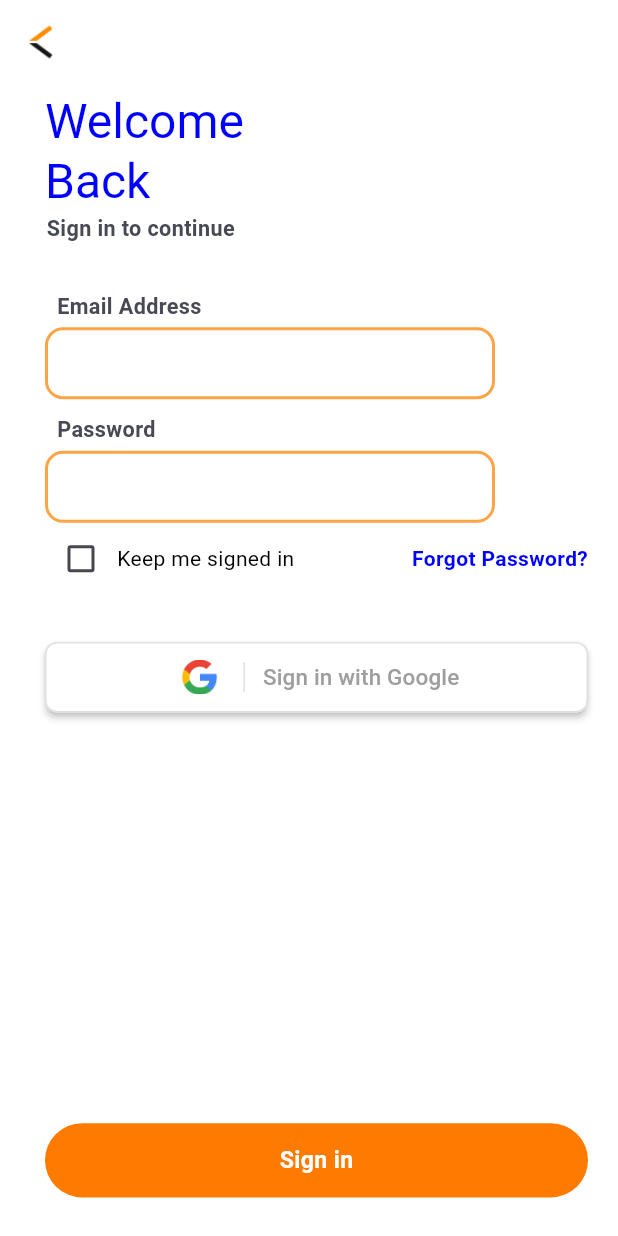
After one commit to AlphaCode-Dev/Betuptip-Mobile-App, a Flutter app: the LoginView screen opened by its route, on a phone screen of 412 x 824 dp. The commit adds this screen. Run offline on Flutter 3.47's test engine with Material 3 defaults, Android fonts, the light colour scheme and no system bars; our stand-ins replace flutter_screenutil, flutter_svg, stacked, stacked_services, stacked_shared.

Commit message:
User Login

```diff
--- a/lib/app/app.dart
+++ b/lib/app/app.dart
@@ -5,6 +5,7 @@ import 'package:betuptip/ui/views/startup/startup_view.dart';
 import 'package:stacked/stacked_annotations.dart';
 import 'package:stacked_services/stacked_services.dart';
 import 'package:betuptip/ui/views/register/register_view.dart';
+import 'package:betuptip/ui/views/login/login_view.dart';
 // @stacked-import
 
 @StackedApp(
@@ -12,6 +13,7 @@ import 'package:betuptip/ui/views/register/register_view.dart';
     MaterialRoute(page: HomeView),
     MaterialRoute(page: StartupView),
     MaterialRoute(page: RegisterView),
+    MaterialRoute(page: LoginView),
 // @stacked-route
   ],
   dependencies: [
--- /dev/null
+++ b/lib/ui/views/login/login_view.dart
@@ -0,0 +1,213 @@
+import 'package:betuptip/generated/l10n.dart';
+import 'package:betuptip/ui/common/app_colors.dart';
+import 'package:betuptip/ui/extenstions/app_typography.dart';
+import 'package:betuptip/ui/views/login/login_view.form.dart';
+import 'package:betuptip/ui/widgets/common/betuptip_textfield.dart';
+import 'package:betuptip/ui/widgets/common/custom_back_button.dart';
+import 'package:betuptip/ui/widgets/common/signupwithgoogle.dart';
+import 'package:betuptip/ui/widgets/primary_button.dart';
+import 'package:flutter/foundation.dart';
+import 'package:flutter/material.dart';
+import 'package:flutter_screenutil/flutter_screenutil.dart';
+import 'package:stacked/stacked.dart';
+import 'package:stacked/stacked_annotations.dart';
+
+import 'login_viewmodel.dart';
+
+@FormView(fields: [
+  FormTextField(name: 'loginemail'),
+  FormTextField(name: 'enterpassord')
+])
+class LoginView extends StackedView<LoginViewModel> with $LoginView{
+  const LoginView({Key? key}) : super(key: key);
+
+  final bool _isChecked = false;
+
+  @override
+  Widget builder(
+    BuildContext context,
+    LoginViewModel viewModel,
+    Widget? child,
+  ) {
+    ThemeData theme = Theme.of(context);
+    // Palette? palette = theme.extension<Palette>();
+    AppTypography? appTypography = theme.extension<AppTypography>();
+    return Scaffold(
+      backgroundColor: Theme.of(context).colorScheme.onPrimary,
+      appBar: AppBar(
+        backgroundColor: AppColors.kcVeryWhiteSmoke,
+        leading: BkButton(
+          onPressed: viewModel.navigateBack,
+        ),
+      ),
+      body: SafeArea(
+        child: Padding(
+          padding: const EdgeInsets.only(left: 30, right: 20),
+          child: Form(
+            key: viewModel.formKey,
+            child: Column(
+              crossAxisAlignment: CrossAxisAlignment.start,
+              children: [
+                SizedBox(
+                  height: 5.h,
+                ),
+                Text(
+                  S.of(context).Welcome_Back,
+                  style: theme.textTheme.headlineLarge?.apply(
+                    color: AppColors.kcMainBlue,
+                    //fontStyle: 300
+                  ),
+                ),
+                SizedBox(
+                  height: 1.h,
+                ),
+                Padding(
+                  padding: const EdgeInsets.only(left: 1),
+                  child: Text(
+                    S.of(context).Welcome_sub,
+                    style: appTypography?.paragraphSmall?.copyWith(
+                      color: AppColors.kcMediumGrey,
+                    ),
+                  ),
+                ),
+                SizedBox(height: 20.h),
+                Expanded(
+                  child: ListView(
+                    children: [
+                      SizedBox(
+                        height: 10.h,
+                      ),
+                      Column(
+                        crossAxisAlignment: CrossAxisAlignment.start,
+                        children: [
+                          Padding(
+                            padding: const EdgeInsets.only(left: 8),
+                            child: Text(
+                              S.of(context).login_email,
+                              style: appTypography?.paragraphSmall?.copyWith(
+                                color: AppColors.kcMediumGrey,
+                              ),
+                            ),
+                          ),
+                          SizedBox(
+                            height: 3.h,
+                          ),
+                          BetuptipTextField(
+                            controller: TextEditingController(),
+                            //hintText: S.of(context).login_email,
+                            hintStyle: const TextStyle(
+                              color: AppColors.kcLightGrey,
+                            ),
+                            width: 300,
+                            height: 50,
+                            // prefix: Text(S.of(context).show,
+                            borderRadius: BorderRadius.circular(12),
+                            borderColor: AppColors.bkcOrange1,
+                            fillColor: AppColors.kcVeryWhiteSmoke,
+                            textStyle: const TextStyle(
+                              color: AppColors.kcDarkGreyColor,
+                              fontSize: 15,
+                            ),
+                          ),
+                        ],
+                      ),
+                      SizedBox(
+                        height: 10.h,
+                      ),
+                      Column(
+                        crossAxisAlignment: CrossAxisAlignment.start,
+                        children: [
+                          Padding(
+                            padding: const EdgeInsets.only(left: 8),
+                            child: Text(
+                              S.of(context).login_password,
+                              style: appTypography?.paragraphSmall?.copyWith(
+                                color: AppColors.kcMediumGrey,
+                              ),
+                            ),
+                          ),
+                          SizedBox(
+                            height: 3.h,
+                          ),
+                          BetuptipTextField(
+                            controller: TextEditingController(),
+                            //hintText: S.of(context).password,
+                            hintStyle: const TextStyle(
+                              color: AppColors.kcLightGrey,
+                            ),
+                            width: 300,
+                            borderRadius: BorderRadius.circular(12),
+                            borderColor: AppColors.bkcOrange1,
+                            fillColor: AppColors.kcVeryWhiteSmoke,
+                            textStyle: const TextStyle(
+                              color: AppColors.kcDarkGreyColor,
+                              fontSize: 15,
+                            ),
+                          ),
+                        ],
+                      ),
+                      Row(
+                        mainAxisAlignment: MainAxisAlignment.spaceBetween,
+                        children: [
+                          Row(
+                            children: [
+                              Checkbox(
+                                  value: _isChecked,
+                                  onChanged: (value) {
+                                    // setState(() {
+                                    //   isChecked = value!;
+                                    // });
+                                  },
+                                  activeColor: AppColors.kcMainBlue),
+                              const Text('Keep me signed in',
+                                  style: TextStyle(
+                                    color: AppColors.kcpryBlack,
+                                  )),
+                            ],
+                          ),
+                          GestureDetector(
+                            onTap: () {
+                              viewModel.locateforgotpassword();
+                            },
+                            child: const Text(
+                              'Forgot Password?',
+                              style: TextStyle(
+                                color: AppColors.kcMainBlue,
+                                fontWeight: FontWeight.bold,
+                              ),
+                            ),
+                          ),
+                        ],
+                      ),
+                      SizedBox(
+                        height: 30.h,
+                      ),
+                      SignUpWithGoogleButton(onPressed: () {
+                        if (kDebugMode) {
+                          print("google");
+                        }
+                      })
+                    ],
+                  ),
+                ),
+                PrimaryButton(
+                  text: S.of(context).sign_in,
+                  textColor: AppColors.kcVeryWhiteSmoke,
+                ),
+                SizedBox(
+                  height: 25.h,
+                )
+              ],
+            ),
+          ),
+        ),
+      ),
+    );
+  }
+
+  @override
+  LoginViewModel viewModelBuilder(
+    BuildContext context,
+  ) =>
+      LoginViewModel();
+}
--- /dev/null
+++ b/lib/ui/views/login/login_viewmodel.dart
@@ -0,0 +1,16 @@
+import 'package:betuptip/app/app.locator.dart';
+import 'package:flutter/material.dart';
+import 'package:stacked/stacked.dart';
+import 'package:stacked_services/stacked_services.dart';
+
+class LoginViewModel extends BaseViewModel {
+    GlobalKey<FormState> formKey = GlobalKey<FormState>();
+  final _navigationService = locator<NavigationService>();
+  void locateforgotpassword() {
+    //_navigationService.navigateToForgotPassordView();
+  }
+
+  void navigateBack() {
+    _navigationService.back();
+  }
+}
--- a/lib/ui/views/register/register_view.dart
+++ b/lib/ui/views/register/register_view.dart
@@ -21,7 +21,7 @@ import 'register_viewmodel.dart';
   FormTextField(name: 'phone'),
   FormTextField(name: 'password'),
 ])
-class RegisterView extends StackedView<RegisterViewModel> with $RegisterView{
+class RegisterView extends StackedView<RegisterViewModel> with $RegisterView {
   const RegisterView({Key? key}) : super(key: key);
 
   final bool _isChecked = false;
@@ -56,7 +56,7 @@ class RegisterView extends StackedView<RegisterViewModel> with $RegisterView{
                 Text(
                   S.of(context).create_account,
                   style: theme.textTheme.headlineLarge?.copyWith(
-                    color:  AppColors.kcpryBlack,
+                    color: AppColors.kcpryBlack,
                   ),
                 ),
                 SizedBox(
--- a/lib/ui/views/startup/startup_viewmodel.dart
+++ b/lib/ui/views/startup/startup_viewmodel.dart
@@ -12,6 +12,7 @@ class StartupViewModel extends BaseViewModel {
     _isChecked = value;
     notifyListeners(); // Notify listeners to rebuild the UI
   }
+
   final _navigationService = locator<NavigationService>();
 
   // Place anything here that needs to happen before we get into the application
```
Also changed, not shown: lib/app/app.router.dart (+48 -6 lines), lib/ui/views/login/login_view.form.dart (added, +209 -0 lines), 1 other file.
